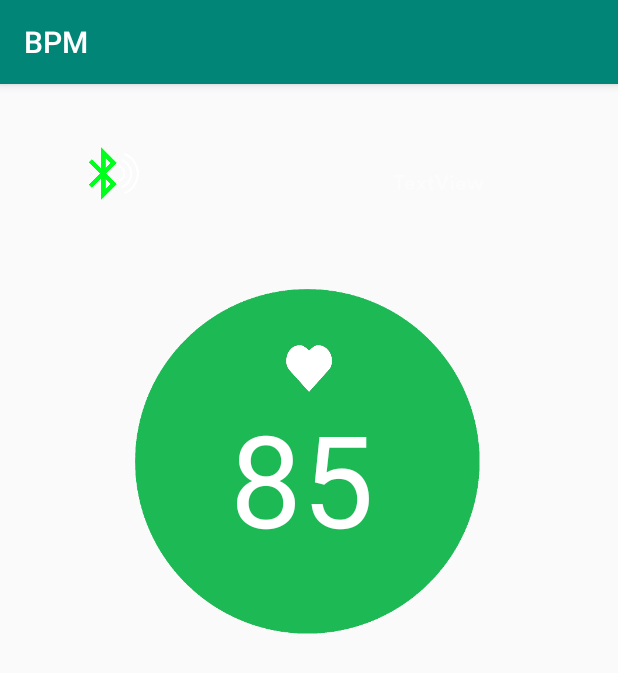
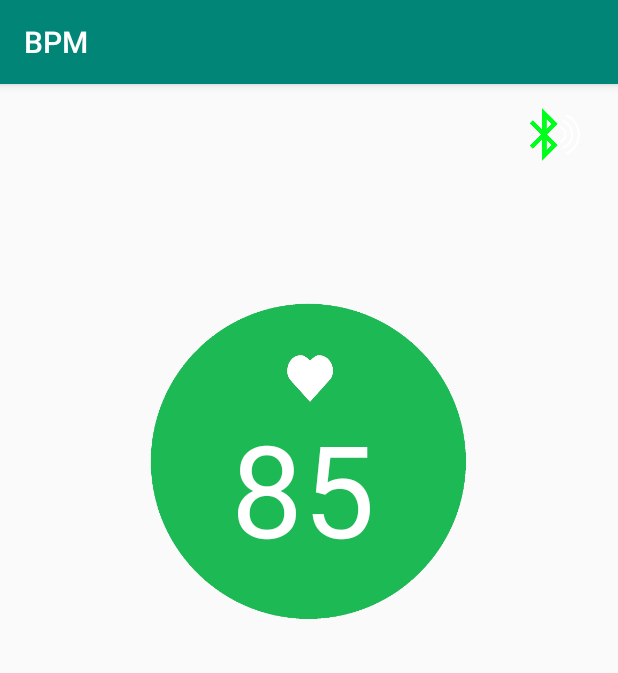
Before and after one commit to JaymeAlann/Spotify_HeartRate_Application, an Android app: the fragment HeartRateFragment shown on its own in the app's theme, after a tap on an icon or button, on a phone screen of 412 x 824 dp. Shown: the top 673 px of the screen. Run offline under Robolectric (Android 15) with nearby library versions, the phone set to English and light mode, and no system bars; libraries missing offline, so code that uses them is left out: pl.bclogic.pulsator4droid; plain views replace PulsatorLayout; network calls fail; 2 statements that could not run were skipped.

Commit message:
UI upgrades

```diff
--- a/app/src/main/java/com/example/james/bpm/HeartRateFragment.java
+++ b/app/src/main/java/com/example/james/bpm/HeartRateFragment.java
@@ -1,11 +1,14 @@
 package com.example.james.bpm;
 
+import android.Manifest;
+import android.app.Dialog;
 import android.bluetooth.BluetoothAdapter;
 import android.bluetooth.BluetoothDevice;
 import android.content.BroadcastReceiver;
 import android.content.Context;
 import android.content.Intent;
 import android.content.IntentFilter;
+import android.os.Build;
 import android.os.Bundle;
 
 import androidx.fragment.app.Fragment;
@@ -16,51 +19,19 @@ import android.view.View;
 import android.view.ViewGroup;
 import android.widget.Button;
 import android.widget.ImageButton;
+import android.widget.ListView;
 import android.widget.TextView;
+
+import java.util.ArrayList;
 
 import pl.bclogic.pulsator4droid.library.PulsatorLayout;
 
-public class HeartRateFragment extends Fragment {
+public class HeartRateFragment extends Fragment{
 
     private static final String TAG = "Heart Rate Fragment";
 
-    private BluetoothAdapter mBluetoothAdapter;
-    private TextView mHeartRateView;
-    private TextView monitorDevice;
     private ImageButton btnONOFF;
 
-    // Create a BroadcastReceiver for ACTION_FOUND
-    private final BroadcastReceiver mReceiver = new BroadcastReceiver() {
-        @Override
-        public void onReceive(Context context, Intent intent) {
-            String action = intent.getAction();
-            if(action.equals(mBluetoothAdapter.ACTION_STATE_CHANGED)){
-                final int state = intent.getIntExtra(BluetoothAdapter.EXTRA_STATE, mBluetoothAdapter.ERROR);
-
-                switch (state){
-                    case BluetoothAdapter.STATE_OFF:
-                        Log.d(TAG,"onReceive: STATE OFF");
-                        break;
-                    case BluetoothAdapter.STATE_TURNING_OFF:
-                        Log.d(TAG,"onReceive: STATE TURNING OFF");
-                        break;
-                    case BluetoothAdapter.STATE_ON:
-                        Log.d(TAG,"onReceive: STATE ON");
-                        break;
-                    case BluetoothAdapter.STATE_TURNING_ON:
-                        Log.d(TAG,"onReceive: STATE TURNING ON");
-                        break;
-
-                }
-            }
-        }
-    };
-
-    @Override
-    public void onDestroy() {
-        super.onDestroy();
-        getActivity().unregisterReceiver(mReceiver);
-    }
 
     public static HeartRateFragment newInstance() {
         HeartRateFragment fragment = new HeartRateFragment();
@@ -82,13 +53,10 @@ public class HeartRateFragment extends Fragment {
 
         btnONOFF = view.findViewById(R.id.BluetoothOnOff);
 
-        mHeartRateView = view.findViewById(R.id.HeartRateText);
-        mBluetoothAdapter = BluetoothAdapter.getDefaultAdapter();
-
         btnONOFF.setOnClickListener(new View.OnClickListener() {
             @Override
             public void onClick(View v) {
-                enableDiableBT();
+
             }
         });
 
@@ -97,25 +65,4 @@ public class HeartRateFragment extends Fragment {
         pulsator.start();
         return view;
     }
-
-    public void enableDiableBT(){
-        if(mBluetoothAdapter == null){
-            Log.d(TAG, "enableDisableBT: Does not have BT capabilites");
-        }
-        else if(!mBluetoothAdapter.isEnabled()){
-            btnONOFF.setImageResource(R.drawable.bluetooth_on);
-            Intent enableBTIntent = new Intent(BluetoothAdapter.ACTION_REQUEST_ENABLE);
-            startActivity(enableBTIntent);
-
-            IntentFilter BTIntent = new IntentFilter(BluetoothAdapter.ACTION_STATE_CHANGED);
-            getActivity().registerReceiver(mReceiver, BTIntent);
-        }
-        else if(mBluetoothAdapter.isEnabled()){
-            mBluetoothAdapter.disable();
-            btnONOFF.setImageResource(R.drawable.bluetooth_off);
-            IntentFilter BTIntent = new IntentFilter(BluetoothAdapter.ACTION_STATE_CHANGED);
-            getActivity().registerReceiver(mReceiver, BTIntent);
-        }
-
-    }
 }
--- a/app/src/main/java/com/example/james/bpm/OnBoardingActivity.java
+++ b/app/src/main/java/com/example/james/bpm/OnBoardingActivity.java
@@ -80,6 +80,7 @@ public class OnBoardingActivity extends FragmentActivity {
         playerServiceIntent.putExtras(serviceBundle);
         playerServiceIntent.putExtra("SongPosition",getIntent().getIntExtra("SongPosition",0));
         startService(playerServiceIntent);
+
         if(!isBound){
             bindMyService();
             Intent intent = new Intent(OnBoardingActivity.this, PlayerService.class);
@@ -240,7 +241,6 @@ public class OnBoardingActivity extends FragmentActivity {
                 public void onServiceConnected(ComponentName name, IBinder service) {
                     PlayerService.myBinder binder =(PlayerService.myBinder)service;
                     mPlayerService = binder.getService();
-                    Toast.makeText(OnBoardingActivity.this,"Service Bounded",Toast.LENGTH_SHORT).show();
                     isBound = true;
                 }
 
--- a/app/src/main/res/layout/fragment_heart_rate.xml
+++ b/app/src/main/res/layout/fragment_heart_rate.xml
@@ -25,14 +25,14 @@
             android:layout_alignParentEnd="true"
             android:layout_alignParentRight="true"
             android:layout_alignParentBottom="true"
-            android:layout_marginEnd="0dp"
-            android:layout_marginRight="0dp"
+            android:layout_marginEnd="-1dp"
+            android:layout_marginRight="-1dp"
             android:layout_marginBottom="0dp">
 
             <ImageView
                 android:id="@+id/SongImageView"
-                android:layout_width="234dp"
-                android:layout_height="235dp"
+                android:layout_width="214dp"
+                android:layout_height="222dp"
                 android:layout_gravity="center_horizontal"
                 android:src="@drawable/spot_circle"
                 app:layout_constraintBottom_toBottomOf="parent"
@@ -68,30 +68,15 @@
                 android:id="@+id/BluetoothOnOff"
                 android:layout_width="54dp"
                 android:layout_height="35dp"
-                android:layout_marginStart="20dp"
-                android:layout_marginLeft="20dp"
-                android:layout_marginTop="32dp"
+                android:layout_marginTop="16dp"
+                android:layout_marginEnd="16dp"
+                android:layout_marginRight="16dp"
                 android:background="@null"
                 android:scaleType="fitCenter"
                 android:src="@drawable/bluetooth_on"
                 app:layout_constraintBottom_toTopOf="@+id/SongImageView"
                 app:layout_constraintEnd_toEndOf="parent"
-                app:layout_constraintHorizontal_bias="0.086"
-                app:layout_constraintStart_toStartOf="parent"
-                app:layout_constraintTop_toTopOf="parent"
-                app:layout_constraintVertical_bias="0.149" />
-
-            <TextView
-                android:id="@+id/HeartRateDevice"
-                android:layout_width="wrap_content"
-                android:layout_height="wrap_content"
-                android:layout_marginTop="56dp"
-                android:fontFamily="@font/linetocircularpromedium"
-                android:text="TextView"
-                android:textColor="#FCFCFC"
-                app:layout_constraintBottom_toTopOf="@+id/SongImageView"
-                app:layout_constraintEnd_toEndOf="parent"
-                app:layout_constraintHorizontal_bias="0.745"
+                app:layout_constraintHorizontal_bias="1.0"
                 app:layout_constraintStart_toStartOf="parent"
                 app:layout_constraintTop_toTopOf="parent"
                 app:layout_constraintVertical_bias="0.0" />
--- a/app/src/main/res/values/strings.xml
+++ b/app/src/main/res/values/strings.xml
@@ -12,5 +12,7 @@
     <string name="Welcome">Welcome to BPM Beats</string>
     <string name="WelcomeSub">Tell us a little about yourself</string>
     <string name="tempo">BPM: 00.00</string>
+    <string name="SearchDevice">Search For Device</string>
+    <string name="DialogHeaderBluetooth">Please select your bluetooth device</string>
 
 </resources>
```
